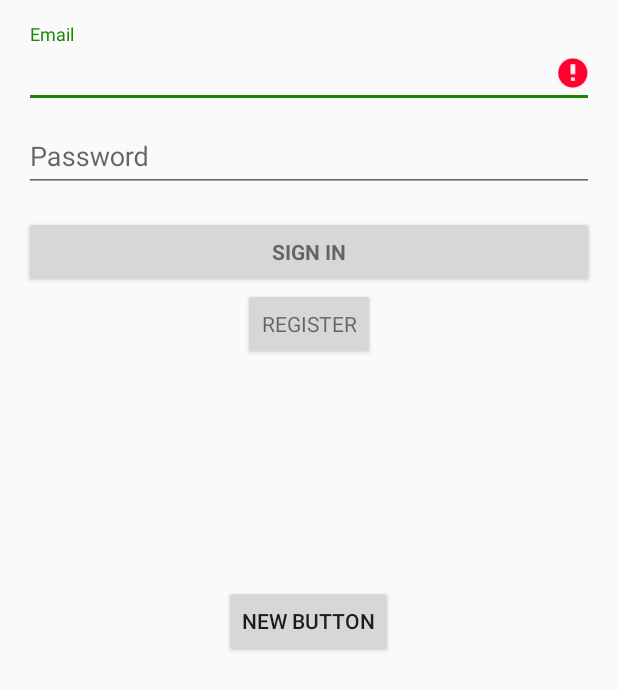
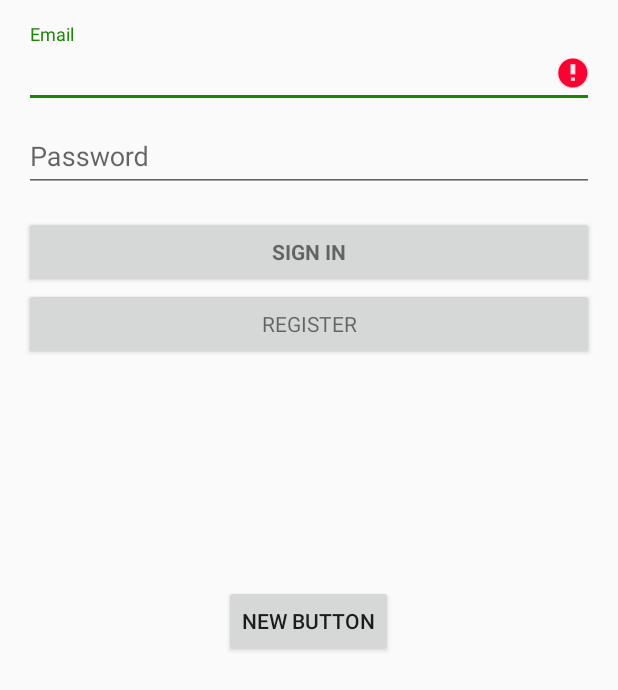
Before and after one commit to grzeprza/TinyJobs, an Android app: the screen it shows after launch (LoginActivity), after a tap on "NEW BUTTON", on a phone screen of 412 x 824 dp. Shown: the top 690 px of the screen. Run offline under Robolectric (Android 15) with nearby library versions, the phone set to English and light mode, and no system bars; our stand-ins replace Volley; network calls fail; 2 statements that could not run were skipped; 2 other taps on this screen came first.

Commit message:
PUT::login, register

```diff
--- a/app/src/main/java/pl/project/gpmw/tinyjobs/LoginActivity.java
+++ b/app/src/main/java/pl/project/gpmw/tinyjobs/LoginActivity.java
@@ -98,26 +98,26 @@ public class LoginActivity extends AppCompatActivity implements LoaderCallbacks<
             }
         });
 
-        Button mEmailSignInButton = (Button) findViewById(R.id.email_sign_in_button);
-        mEmailSignInButton.setOnClickListener(new View.OnClickListener()
-        {
-            @Override
-            public void onClick(View view)
-            {
-                attemptLogin();
-            }
-        });
-
-        Button mRegisterButton = (Button) findViewById(R.id.button_register);
-        mRegisterButton.setOnClickListener(new View.OnClickListener()
-        {
-            @Override
-            public void onClick(View v)
-            {
-                Intent i = new Intent(getApplicationContext(), RegisterActivity.class);
-                startActivity(i);
-            }
-        });
+//        Button mEmailSignInButton = (Button) findViewById(R.id.email_sign_in_button);
+//        mEmailSignInButton.setOnClickListener(new View.OnClickListener()
+//        {
+//            @Override
+//            public void onClick(View view)
+//            {
+//                attemptLogin();
+//            }
+//        });
+//
+//        Button mRegisterButton = (Button) findViewById(R.id.button_register);
+//        mRegisterButton.setOnClickListener(new View.OnClickListener()
+//        {
+//            @Override
+//            public void onClick(View v)
+//            {
+//                Intent i = new Intent(getApplicationContext(), RegisterActivity.class);
+//                startActivity(i);
+//            }
+//        });
 
         mLoginFormView = findViewById(R.id.login_form);
         mProgressView = findViewById(R.id.login_progress);
@@ -247,7 +247,8 @@ public class LoginActivity extends AppCompatActivity implements LoaderCallbacks<
     private boolean isPasswordValid(String password)
     {
         //TODO: Replace this with your own logic
-        return password.length() > 4;
+        //return password.length() > 4;
+        return true;
     }
 
     /**
@@ -421,18 +422,24 @@ public class LoginActivity extends AppCompatActivity implements LoaderCallbacks<
     }
 
     //Sending request to log in
-    public void login(View v)
+    public void signInSignUp(View v)
     {
+        final String signAction
+                = (v == (Button) findViewById(R.id.email_sign_in_button)) ? "login" : "register";
+        if(signAction == "login")
+            attemptLogin();
+
         //getting written credentials
-        final String loginEmail = ((EditText) findViewById(R.id.email)).getText().toString();
-        final String loginPassword = ((EditText) findViewById(R.id.password)).getText().toString();
+        final String signEmail = ((EditText) findViewById(R.id.email)).getText().toString();
+        final String signPassword = ((EditText) findViewById(R.id.password)).getText().toString();
 
         //creating a new queue, which will send one request only
         RequestQueue requestQueue = Volley.newRequestQueue(this);
         String suffix = "login";
 
         //IP address specific for localhost from the point of view of the virtual machine
-        String url = "http://10.0.3.2:5000/" + suffix;
+
+        String url = getResources().getString(R.string.ipAddress) + suffix;
         StringRequest putRequest = new StringRequest(Request.Method.PUT, url, new Response.Listener<String>()
         {
             @Override
@@ -444,7 +451,7 @@ public class LoginActivity extends AppCompatActivity implements LoaderCallbacks<
         {
             public void onErrorResponse(VolleyError error)
             {
-                Log.d("Something shat as fuck", error.toString());
+                Log.d("Something went wrong", error.toString());
             }
         })
         {
@@ -453,8 +460,9 @@ public class LoginActivity extends AppCompatActivity implements LoaderCallbacks<
             {
                 //parameters are send as a dictionary
                 Map<String, String> params = new HashMap<>();
-                params.put("email", loginEmail);
-                params.put("password", loginPassword);
+                params.put("email", signEmail);
+                params.put("password", signPassword);
+                params.put("action", signAction);
                 return params;
             }
         };
--- a/app/src/main/java/pl/project/gpmw/tinyjobs/PlaceTinyJobActivity.java
+++ b/app/src/main/java/pl/project/gpmw/tinyjobs/PlaceTinyJobActivity.java
@@ -95,7 +95,7 @@ public class PlaceTinyJobActivity extends AppCompatActivity
         {
             public void onErrorResponse(VolleyError error)
             {
-                Log.d("Something shat as fuck", error.toString());
+                Log.d("Something went wrong", error.toString());
             }
         })
         {
--- a/app/src/main/res/layout/activity_login.xml
+++ b/app/src/main/res/layout/activity_login.xml
@@ -71,16 +71,17 @@
                 android:layout_marginTop="16dp"
                 android:text="@string/action_sign_in"
                 android:textStyle="bold"
-                android:onClick="login"/>
+                android:onClick="signInSignUp"
+                android:nestedScrollingEnabled="false"/>
 
             <Button
                 android:id="@+id/button_register"
                 android:text="@string/action_register"
                 style="?android:textAppearanceSmall"
-                android:layout_width="wrap_content"
+                android:layout_width="match_parent"
                 android:layout_height="wrap_content"
                 android:layout_gravity="center_horizontal"
-                />
+                android:onClick="signInSignUp"/>
 
         </LinearLayout>
     </ScrollView>
@@ -91,6 +92,6 @@
         android:text="New Button"
         android:id="@+id/button"
         android:layout_gravity="center_horizontal"
-        android:onClick="login"/>
+        android:onClick="signInSignUp"/>
 
 </LinearLayout>
--- a/app/src/main/res/layout/activity_menu.xml
+++ b/app/src/main/res/layout/activity_menu.xml
@@ -90,13 +90,13 @@
            android:id="@+id/button_myTasks"
            android:text="@string/my_tasks"
            android:layout_gravity="center_horizontal"
-           android:layout_width="wrap_content"
+           android:layout_width="180dp"
            android:layout_height="wrap_content"
            android:layout_margin="10dp"
            android:textSize="20sp"
            android:padding="20dp"
            android:textColor="#FFFFFF"
-           android:layout_weight="1"
+           android:layout_weight="0.42"
            android:background="@drawable/rounded_corners"/>
 
        <Button
--- a/app/src/main/res/values/strings.xml
+++ b/app/src/main/res/values/strings.xml
@@ -2,6 +2,8 @@
     <string name="app_name">TinyJobs</string>
     <string name="action_settings">Settings</string>
     <string name="title_activity_login">Sign in</string>
+    <string name="ipAddress">http://10.0.3.2:5000/</string>
+    <string name="userName">no name</string>
 
     <!-- Strings related to login -->
     <string name="prompt_email">Email</string>
```
Also changed, not shown: 1 other file.
